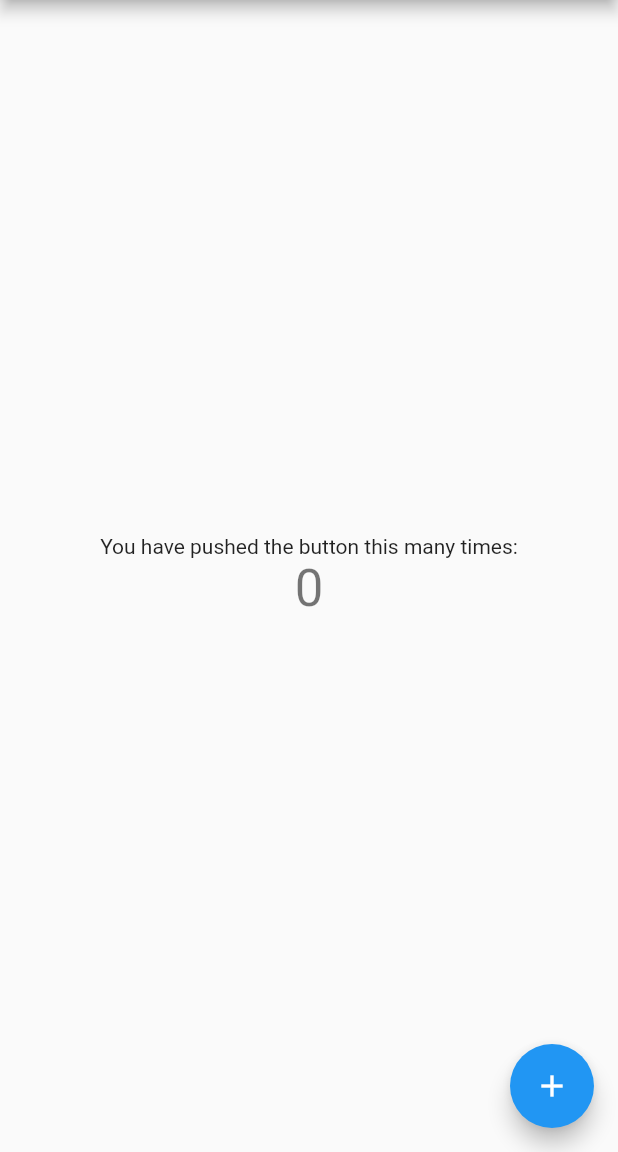
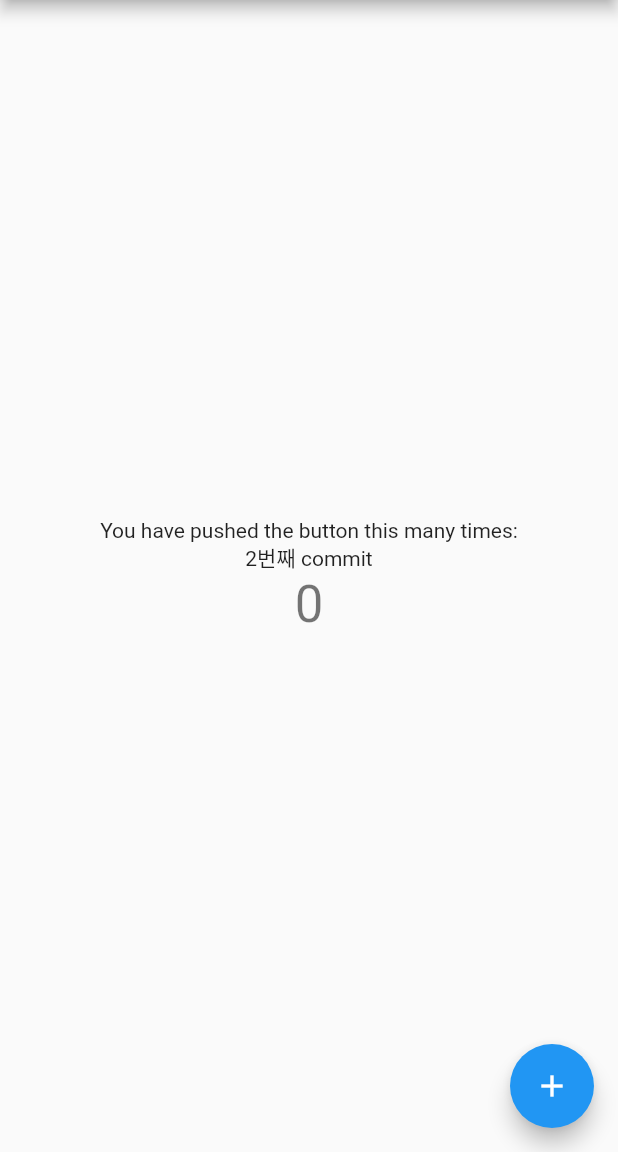
Before and after one commit to bigmsg/flutter_git_branch_test, a Flutter app: the screen it shows after launch, on a phone screen of 412 x 824 dp, the part 84-1236 px from its top. Run offline on Flutter 3.47's test engine with Material 2 defaults, Android fonts, the phone set to English and light mode, and no system bars.

Commit message:
2번째 commit

```diff
--- a/lib/main.dart
+++ b/lib/main.dart
@@ -87,6 +87,7 @@ class _MyHomePageState extends State<MyHomePage> {
             Text(
               'You have pushed the button this many times:',
             ),
+            Text('2번째 commit'),
             Text(
               '$_counter',
               style: Theme.of(context).textTheme.headline4,
```
